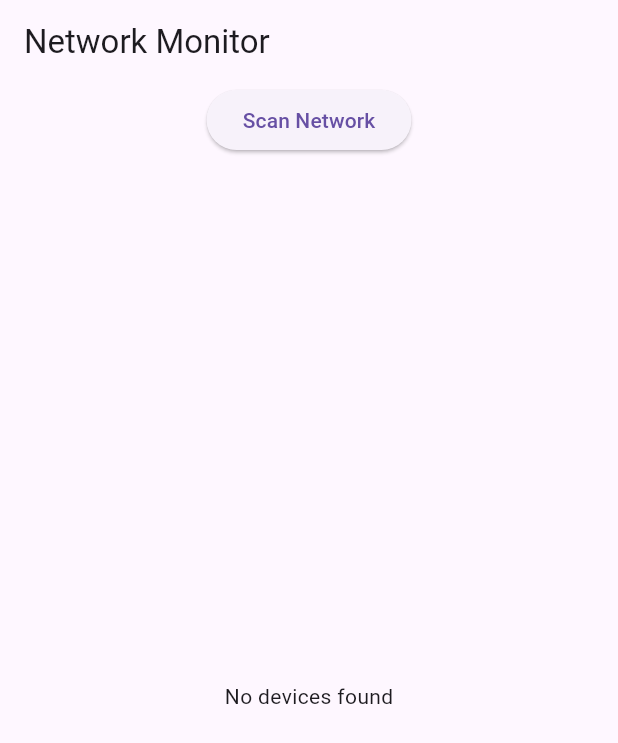
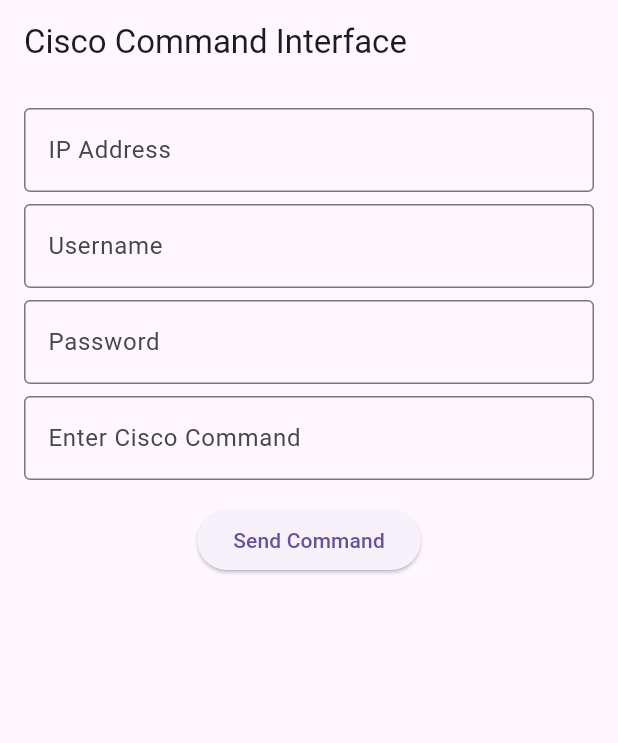
Before and after one commit to ChaiyasitZ/learn-flutter, a Flutter app: the screen it shows after launch, on a phone screen of 412 x 824 dp. Shown: the top 743 px of the screen. Run offline on Flutter 3.47's test engine with Material 3 defaults, Android fonts, the phone set to English and light mode, and no system bars; missing offline and left inert: ssh2.

Commit message:
Refactor application to implement Cisco command execution interface and update dependencies

```diff
--- /dev/null
+++ b/flutter_application_1/lib/cisco_command.dart
@@ -0,0 +1,33 @@
+import 'package:ssh2/ssh2.dart';
+
+class CiscoController {
+  final String host;
+  final int port;
+  final String username;
+  final String password;
+
+  CiscoController({
+    required this.host,
+    this.port = 22, // Default SSH port
+    required this.username,
+    required this.password,
+  });
+
+  Future<String> runCommand(String command) async {
+    try {
+      SSHClient client = SSHClient(
+        host: host,
+        port: port,
+        username: username,
+        passwordOrKey: password,
+      );
+
+      await client.connect();
+      final result = await client.execute(command);
+      await client.disconnect();
+      return result ?? 'No response';
+    } catch (e) {
+      return 'Error: $e';
+    }
+  }
+}
--- a/flutter_application_1/lib/main.dart
+++ b/flutter_application_1/lib/main.dart
@@ -1,40 +1,67 @@
 import 'package:flutter/material.dart';
-import 'network_scanner.dart';
+import 'cisco_command.dart';
 
 void main() {
-  runApp(NetworkMonitorApp());
+  runApp(CiscoApp());
 }
 
-class NetworkMonitorApp extends StatelessWidget {
+class CiscoApp extends StatelessWidget {
+  const CiscoApp({super.key});
+
   @override
   Widget build(BuildContext context) {
     return MaterialApp(
-      title: 'Network Monitor',
-      home: NetworkMonitorScreen(),
+      title: 'Cisco Device Commander',
+      theme: ThemeData(primarySwatch: Colors.blue),
+      home: CiscoCommandScreen(),
     );
   }
 }
 
-class NetworkMonitorScreen extends StatefulWidget {
+class CiscoCommandScreen extends StatefulWidget {
+  const CiscoCommandScreen({super.key});
+
   @override
-  _NetworkMonitorScreenState createState() => _NetworkMonitorScreenState();
+  _CiscoCommandScreenState createState() => _CiscoCommandScreenState();
 }
 
-class _NetworkMonitorScreenState extends State<NetworkMonitorScreen> {
-  final NetworkScanner _networkScanner = NetworkScanner();
-  List<String> _devices = [];
-  bool _isScanning = false;
+class _CiscoCommandScreenState extends State<CiscoCommandScreen> {
+  final _ipController = TextEditingController();
+  final _usernameController = TextEditingController();
+  final _passwordController = TextEditingController();
+  final _commandController = TextEditingController();
 
-  Future<void> _scanNetwork() async {
+  String _output = '';
+  bool _isExecuting = false;
+
+  Future<void> _sendCommand() async {
+    final ip = _ipController.text.trim();
+    final username = _usernameController.text.trim();
+    final password = _passwordController.text.trim();
+    final command = _commandController.text.trim();
+
+    if (ip.isEmpty || username.isEmpty || password.isEmpty || command.isEmpty) {
       setState(() {
-      _isScanning = true;
-      _devices = [];
+        _output = 'Please fill in all fields.';
+      });
+      return;
+    }
+
+    final CiscoController ciscoController = CiscoController(
+      host: ip,
+      username: username,
+      password: password,
+    );
+
+    setState(() {
+      _isExecuting = true;
+      _output = 'Executing...';
     });
 
-    final devices = await _networkScanner.scanDevices();
+    final result = await ciscoController.runCommand(command);
     setState(() {
-      _devices = devices;
-      _isScanning = false;
+      _output = result;
+      _isExecuting = false;
     });
   }
 
@@ -42,28 +69,61 @@ class _NetworkMonitorScreenState extends State<NetworkMonitorScreen> {
   Widget build(BuildContext context) {
     return Scaffold(
       appBar: AppBar(
-        title: Text('Network Monitor'),
+        title: const Text('Cisco Command Interface'),
       ),
-      body: Column(
+      body: Padding(
+        padding: const EdgeInsets.all(16.0),
+        child: Column(
           children: [
+            TextField(
+              controller: _ipController,
+              decoration: const InputDecoration(
+                labelText: 'IP Address',
+                border: OutlineInputBorder(),
+              ),
+            ),
+            const SizedBox(height: 8),
+            TextField(
+              controller: _usernameController,
+              decoration: const InputDecoration(
+                labelText: 'Username',
+                border: OutlineInputBorder(),
+              ),
+            ),
+            const SizedBox(height: 8),
+            TextField(
+              controller: _passwordController,
+              obscureText: true,
+              decoration: const InputDecoration(
+                labelText: 'Password',
+                border: OutlineInputBorder(),
+              ),
+            ),
+            const SizedBox(height: 8),
+            TextField(
+              controller: _commandController,
+              decoration: const InputDecoration(
+                labelText: 'Enter Cisco Command',
+                border: OutlineInputBorder(),
+              ),
+            ),
+            const SizedBox(height: 16),
             ElevatedButton(
-            onPressed: _isScanning ? null : _scanNetwork,
-            child: _isScanning ? Text('Scanning...') : Text('Scan Network'),
+              onPressed: _isExecuting ? null : _sendCommand,
+              child: Text(_isExecuting ? 'Executing...' : 'Send Command'),
             ),
+            const SizedBox(height: 16),
             Expanded(
-            child: _devices.isEmpty
-                ? Center(child: Text('No devices found'))
-                : ListView.builder(
-                    itemCount: _devices.length,
-                    itemBuilder: (context, index) {
-                      return ListTile(
-                        title: Text(_devices[index]),
-                      );
-                    },
+              child: SingleChildScrollView(
+                child: Text(
+                  _output,
+                  style: const TextStyle(fontFamily: 'Courier'),
+                ),
               ),
             ),
           ],
         ),
+      ),
     );
   }
 }
--- a/flutter_application_1/pubspec.yaml
+++ b/flutter_application_1/pubspec.yaml
@@ -30,8 +30,11 @@ environment:
 dependencies:
   flutter:
     sdk: flutter
-  network_info_plus: ^4.0.2
   dart_ping: ^4.0.0
+  shared_preferences: ^2.1.0
+  ssh2: 2.2.3
+  network_info_plus: ^3.0.0  # Or any plugin you're using
+
 
 
 
```
Also changed, not shown: flutter_application_1/lib/network_scanner.dart (deleted, +0 -41 lines), flutter_application_1/pubspec.lock, 4 other files. Lines whose indentation alone changed are shown as unchanged.
